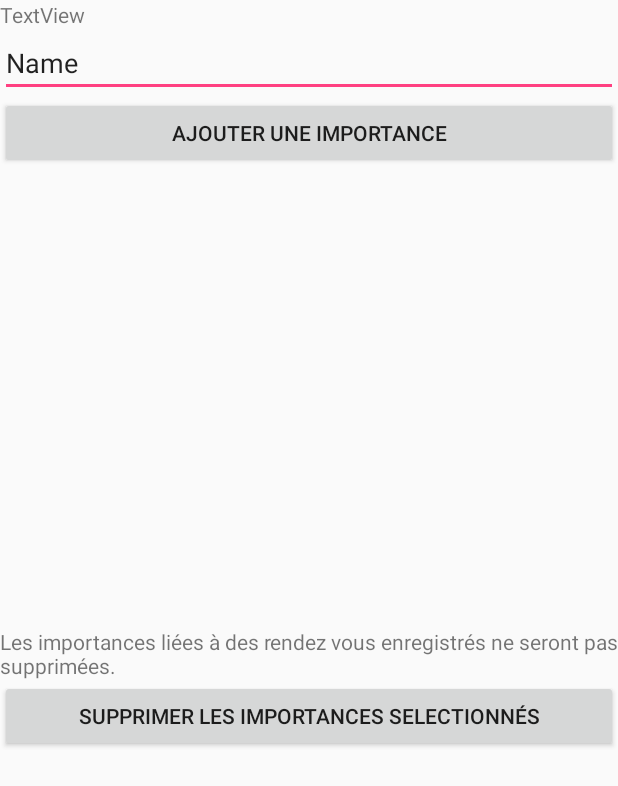
After one commit to Issac411/AppBourdon, an Android app: the layout importance_management.xml on its own in the app's theme, with its tools: preview values and no code run, on a phone screen of 412 x 824 dp. The commit adds this screen. Shown: the top 786 px of the screen. Run offline under Robolectric (Android 15) with nearby library versions, the phone set to English and light mode, and no system bars.

Commit message:
Suppression importances, commentaires partiels
Les importances peuvent être supprimées si ellee ne sont pas assignées. Les menus sont en voie de restructuration pour être plus logiques.

```diff
--- a/src/app/src/main/AndroidManifest.xml
+++ b/src/app/src/main/AndroidManifest.xml
@@ -26,7 +26,7 @@
                 <category android:name="android.intent.category.LAUNCHER" />
             </intent-filter>
         </activity>
-        <activity android:name="com.example.issac.myapplication.IHM.User_add" />
+        <activity android:name="com.example.issac.myapplication.IHM.Importance_management" />
         <activity android:name="com.example.issac.myapplication.IHM.Main_options" />
         <activity android:name="com.example.issac.myapplication.IHM.specialisation.Specialisation_add" />
         <activity android:name="com.example.issac.myapplication.IHM.specialisation.Specialisation_vue" />
--- a/src/app/src/main/java/com/example/issac/myapplication/IHM/Commercial_add.java
+++ b/src/app/src/main/java/com/example/issac/myapplication/IHM/Commercial_add.java
@@ -12,6 +12,11 @@ import com.example.issac.myapplication.MODEL.Specialisation;
 import com.example.issac.ppe2sanskt.R;
 
 import org.json.JSONObject;
+
+/*
+importe : 0
+Formulaire d'ajout des commerciaux
+*/
 
 public class Commercial_add extends AppCompatActivity {
     private Commercial unCommercial;
--- a/src/app/src/main/java/com/example/issac/myapplication/IHM/Main_options.java
+++ b/src/app/src/main/java/com/example/issac/myapplication/IHM/Main_options.java
@@ -5,6 +5,11 @@ import android.support.v7.app.AppCompatActivity;
 
 import com.example.issac.ppe2sanskt.R;
 
+/*
+importe : 0
+Non utilisé
+*/
+
 public class Main_options extends AppCompatActivity {
     protected void onCreate(Bundle savedInstanceState) {
         super.onCreate(savedInstanceState);
--- a/src/app/src/main/java/com/example/issac/myapplication/IHM/company/Company_vue.java
+++ b/src/app/src/main/java/com/example/issac/myapplication/IHM/company/Company_vue.java
@@ -90,7 +90,7 @@ public class Company_vue extends AppCompatActivity {
 
 
 
-        company_add.setOnClickListener(new View.OnClickListener() {
+        company_add.setOnClickListener(new View.OnClickListener() {         // quand on clique sur le bouton d'ajout
             public void onClick(View v) {
                 switchTo_company_add();
             }
@@ -101,7 +101,7 @@ public class Company_vue extends AppCompatActivity {
 
 
     public void switchTo_company_add() {
-        Intent intent = new Intent(this, com.example.issac.myapplication.IHM.company.Company_add.class);
+        Intent intent = new Intent(this, com.example.issac.myapplication.IHM.company.Company_add.class);        // changement d'activité
         startActivity(intent);
     }
 }
--- a/src/app/src/main/java/com/example/issac/myapplication/MODEL/LightCompany.java
+++ b/src/app/src/main/java/com/example/issac/myapplication/MODEL/LightCompany.java
@@ -4,7 +4,7 @@ import java.io.Serializable;
 
 public class LightCompany  implements Serializable {
     private int id;
-    private String name;        // le texte que l'utilisateur compléte
+    private String name;
     private String address1;
     private String address2;
     private String pc;
--- /dev/null
+++ b/src/app/src/main/res/layout/importance_management.xml
@@ -0,0 +1,98 @@
+<?xml version="1.0" encoding="utf-8"?>
+<android.support.constraint.ConstraintLayout xmlns:android="http://schemas.android.com/apk/res/android"
+    xmlns:app="http://schemas.android.com/apk/res-auto"
+    xmlns:tools="http://schemas.android.com/tools"
+    android:layout_width="match_parent"
+    android:layout_height="match_parent"
+    tools:context="com.example.issac.myapplication.IHM.MainActivity">
+
+
+    <LinearLayout
+        android:layout_width="match_parent"
+        android:layout_height="match_parent"
+        android:orientation="vertical">
+
+        <ScrollView
+            android:layout_width="match_parent"
+            android:layout_height="match_parent">
+
+            <LinearLayout
+                android:layout_width="match_parent"
+                android:layout_height="wrap_content"
+                android:orientation="vertical" >
+
+                <ScrollView
+                    android:layout_width="match_parent"
+                    android:layout_height="match_parent">
+
+                    <LinearLayout
+                        android:layout_width="match_parent"
+                        android:layout_height="wrap_content"
+                        android:orientation="vertical" />
+                </ScrollView>
+
+                <TextView
+                    android:id="@+id/gravite"
+                    android:layout_width="match_parent"
+                    android:layout_height="wrap_content"
+                    android:text="TextView" />
+
+                <EditText
+                    android:id="@+id/resultat"
+                    android:layout_width="match_parent"
+                    android:layout_height="wrap_content"
+                    android:ems="10"
+                    android:inputType="textPersonName"
+                    android:text="Name" />
+
+                <Button
+                    android:id="@+id/sender"
+                    android:layout_width="match_parent"
+                    android:layout_height="wrap_content"
+                    android:layout_weight="1"
+                    android:text="Ajouter une importance"
+                    tools:layout_editor_absoluteY="19dp" />
+
+                <LinearLayout
+                    android:layout_width="match_parent"
+                    android:layout_height="305dp"
+                    android:orientation="horizontal">
+
+                    <ListView
+                        android:id="@+id/mListView"
+                        android:layout_width="181dp"
+                        android:layout_height="match_parent"
+                        tools:layout_editor_absoluteY="115dp" />
+
+                    <ListView
+                        android:id="@+id/mListView2"
+                        android:layout_width="match_parent"
+                        android:layout_height="match_parent"
+                        tools:layout_conversion_absoluteHeight="64dp"
+                        tools:layout_conversion_absoluteWidth="384dp"
+                        tools:layout_editor_absoluteX="0dp"
+                        tools:layout_editor_absoluteY="48dp">
+
+                    </ListView>
+
+                </LinearLayout>
+
+                <TextView
+                    android:id="@+id/textView"
+                    android:layout_width="match_parent"
+                    android:layout_height="wrap_content"
+                    android:layout_weight="1"
+                    android:text="Les importances liées à des rendez vous enregistrés ne seront pas supprimées." />
+
+                <Button
+                    android:id="@+id/delete_importances"
+                    android:layout_width="match_parent"
+                    android:layout_height="wrap_content"
+                    android:text="Supprimer les importances selectionnés" />
+
+            </LinearLayout>
+        </ScrollView>
+
+    </LinearLayout>
+
+</android.support.constraint.ConstraintLayout>
```
Also changed, not shown: src/app/src/main/java/com/example/issac/myapplication/IHM/Importance_management.java (added, +163 -0 lines), src/app/src/main/java/com/example/issac/myapplication/IHM/MainActivity.java (+13 -0 lines), src/app/src/main/java/com/example/issac/myapplication/IHM/User_add.java (deleted, +0 -63 lines), src/app/src/main/java/com/example/issac/myapplication/IHM/company/Company_add.java (+9 -2 lines), src/app/src/main/java/com/example/issac/myapplication/IHM/company/Company_details.java (+58 -10 lines), src/app/src/main/java/com/example/issac/myapplication/IHM/company/Company_edit.java (+10 -5 lines), src/app/src/main/java/com/example/issac/myapplication/IHM/company/Company_manage_specialisation.java (+25 -3 lines), src/app/src/main/java/com/example/issac/myapplication/IHM/entry/Entry_add.java (+6 -1 lines), src/app/src/main/java/com/example/issac/myapplication/MODEL/Model.java (+13 -10 lines), src/app/src/main/res/layout/activity_main.xml (+14 -1 lines), 2 other files.
